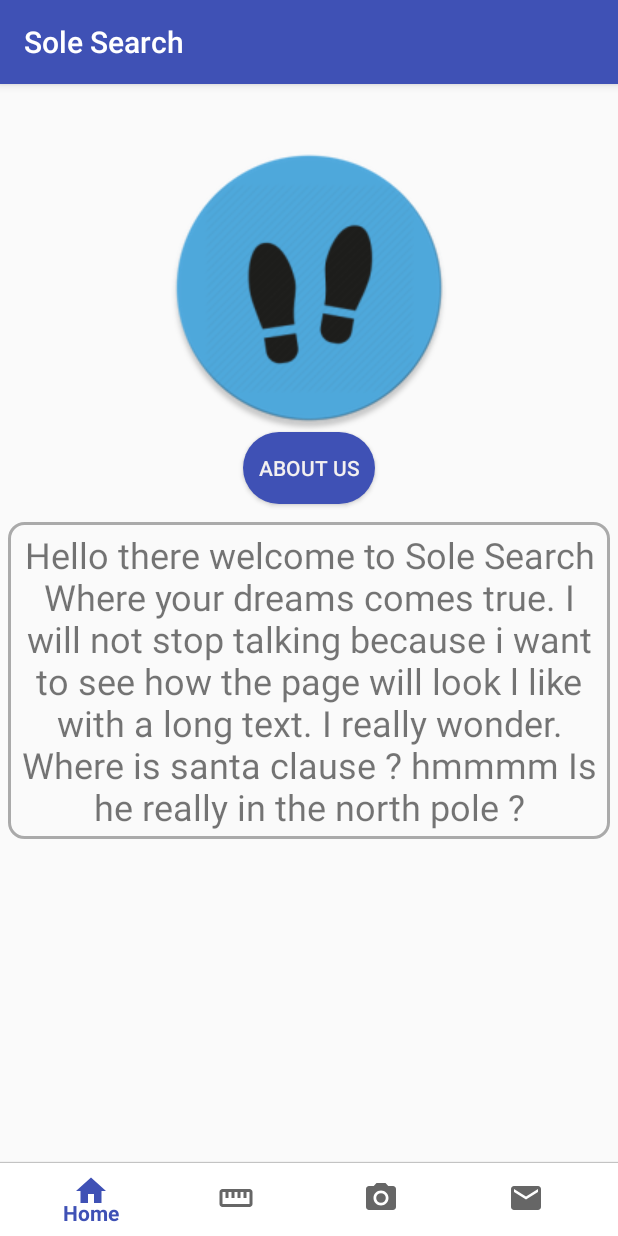
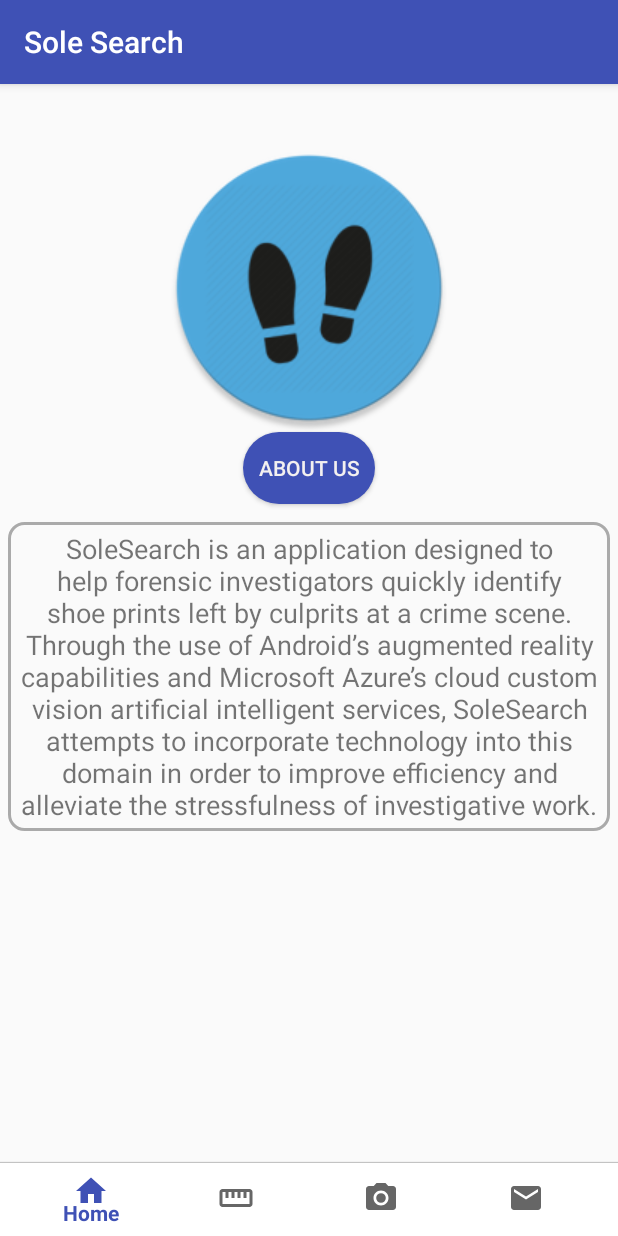
Before and after one commit to Hambrsoom/SoleSearchAR, an Android app: the screen it shows after launch (ActivityOne), after a tap on "ABOUT US", on a phone screen of 412 x 824 dp. Run offline under Robolectric (Android 15) with nearby library versions, the phone set to English and light mode, and no system bars.

Commit message:
fixed messages displayed to the user

```diff
--- a/app/src/main/java/demo/tensorflow/org/sole_search/MainActivity.java
+++ b/app/src/main/java/demo/tensorflow/org/sole_search/MainActivity.java
@@ -122,7 +122,7 @@
                 Date date = new Date();
                 CharSequence now = android.text.format.DateFormat.format("yyyy-MM-dd_hh:mm:ss", date);
                 store(bitmap,now+".png");
-                Toast.makeText(getApplicationContext(),"You have taken a screenshot and it is stored in your phone!",Toast.LENGTH_SHORT).show();
+                Toast.makeText(getApplicationContext(),"A screenshot has been taken and stored at " +"/MyFiles/SoleSearch/" +now,Toast.LENGTH_SHORT).show();
             }
         });
 
--- a/app/src/main/res/layout/activity_camera.xml
+++ b/app/src/main/res/layout/activity_camera.xml
@@ -25,6 +25,7 @@
                 android:layout_marginLeft="330dp"
                 android:background="@drawable/ic_text_circular"
                 />
+
         </RelativeLayout>
     </FrameLayout>
 
--- a/app/src/main/res/layout/activity_one.xml
+++ b/app/src/main/res/layout/activity_one.xml
@@ -48,7 +48,7 @@
             android:background="@drawable/bg_shape"
             android:padding="5dp"
             android:text="@string/about_us"
-            android:textSize="24sp"
+            android:textSize="18sp"
             android:textAlignment="center"
             android:visibility="gone" />
 
--- a/app/src/main/res/values/strings.xml
+++ b/app/src/main/res/values/strings.xml
@@ -15,7 +15,8 @@
 
     <string name="hello_first_fragment">Hello first fragment</string>
     <string name="hello_second_fragment">Hello second fragment. Arg: %1$s</string>
-    <string name="select_width_or_height">Place Two Pins</string>
-    <string name="about_us">Hello there welcome to Sole Search Where your dreams comes true. I will not stop talking because i want to see how the page will look l
-    like with a long text. I really wonder. Where is santa clause ? hmmmm Is he really in the north pole ?</string>
+    <string name="select_width_or_height">Place two pins by clicking on the screen</string>
+    <string name="about_us">SoleSearch is an application designed to help forensic investigators quickly identify shoe prints left by culprits at a crime scene.
+        Through the use of Android’s augmented reality capabilities and Microsoft Azure’s cloud custom vision artificial intelligent services,
+        SoleSearch attempts to incorporate technology into this domain in order to improve efficiency and alleviate the stressfulness of investigative work.</string>
 </resources>
```
Also changed, not shown: app/src/main/java/demo/tensorflow/org/sole_search/CameraActivity.java (+41 -0 lines), app/src/main/java/demo/tensorflow/org/sole_search/ClassifierActivity.java (+1 -46 lines), app/src/main/res/layout/camera_connection_fragment.xml (+1 -20 lines).
